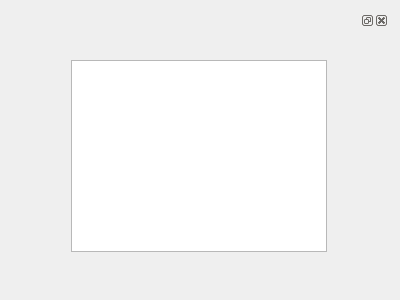
This is creatorTest/testCreator/textfinder.ui in AndersEllinge/Bachelor-F17 as Qt 5 draws it before an edit. The edited form follows.
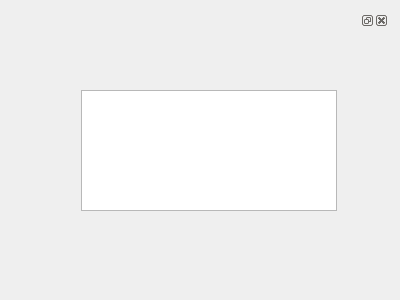
This is the edited form.

Patch:
```diff
--- a/creatorTest/testCreator/textfinder.ui
+++ b/creatorTest/testCreator/textfinder.ui
@@ -22,10 +22,10 @@
         <widget class="QListView" name="listView">
          <property name="geometry">
           <rect>
-           <x>60</x>
-           <y>30</y>
+           <x>70</x>
+           <y>60</y>
            <width>256</width>
-           <height>192</height>
+           <height>121</height>
           </rect>
          </property>
         </widget>
```
